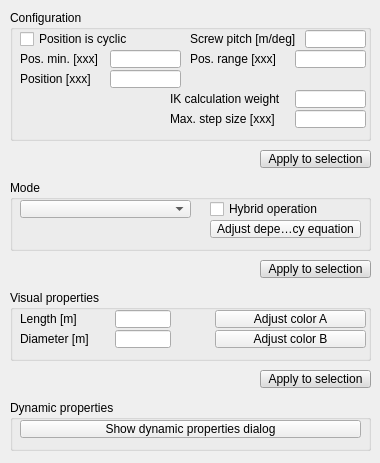
Above: ui/qdlgjoints.ui from CoppeliaRobotics/coppeliaSimLib before the change. Below: the same form after it.
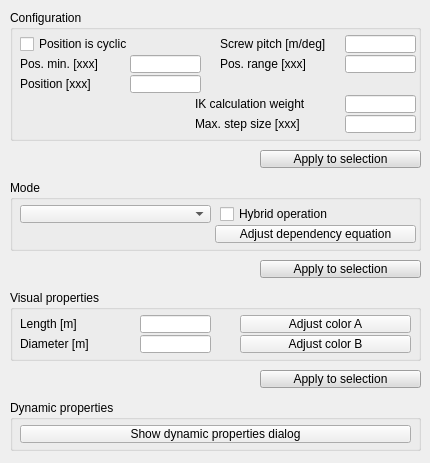
That is the form after the change.

Patch:
```diff
--- a/ui/qdlgjoints.ui
+++ b/ui/qdlgjoints.ui
@@ -6,7 +6,7 @@
    <rect>
     <x>0</x>
     <y>0</y>
-    <width>380</width>
+    <width>430</width>
     <height>463</height>
    </rect>
   </property>
@@ -21,7 +21,7 @@
     <rect>
      <x>10</x>
      <y>10</y>
-     <width>361</width>
+     <width>411</width>
      <height>131</height>
     </rect>
    </property>
@@ -35,8 +35,8 @@
     <property name="geometry">
      <rect>
       <x>10</x>
-      <y>20</y>
-      <width>141</width>
+      <y>25</y>
+      <width>181</width>
       <height>18</height>
      </rect>
     </property>
@@ -50,9 +50,9 @@
    <widget class="QLabel" name="qqPitchLabel">
     <property name="geometry">
      <rect>
-      <x>180</x>
-      <y>20</y>
-      <width>111</width>
+      <x>210</x>
+      <y>25</y>
+      <width>125</width>
       <height>18</height>
      </rect>
     </property>
@@ -63,9 +63,9 @@
    <widget class="QLineEdit" name="qqPitch">
     <property name="geometry">
      <rect>
-      <x>295</x>
-      <y>20</y>
-      <width>61</width>
+      <x>335</x>
+      <y>25</y>
+      <width>71</width>
       <height>18</height>
      </rect>
     </property>
@@ -74,8 +74,8 @@
     <property name="geometry">
      <rect>
       <x>10</x>
-      <y>40</y>
-      <width>91</width>
+      <y>45</y>
+      <width>111</width>
       <height>18</height>
      </rect>
     </property>
@@ -86,8 +86,8 @@
    <widget class="QLineEdit" name="qqMinimum">
     <property name="geometry">
      <rect>
-      <x>100</x>
-      <y>40</y>
+      <x>120</x>
+      <y>45</y>
       <width>71</width>
       <height>18</height>
      </rect>
@@ -96,8 +96,8 @@
    <widget class="QLineEdit" name="qqRange">
     <property name="geometry">
      <rect>
-      <x>285</x>
-      <y>40</y>
+      <x>335</x>
+      <y>45</y>
       <width>71</width>
       <height>18</height>
      </rect>
@@ -106,9 +106,9 @@
    <widget class="QLabel" name="qqPosRangeLabel">
     <property name="geometry">
      <rect>
-      <x>180</x>
-      <y>40</y>
-      <width>101</width>
+      <x>210</x>
+      <y>45</y>
+      <width>125</width>
       <height>18</height>
      </rect>
     </property>
@@ -119,8 +119,8 @@
    <widget class="QLineEdit" name="qqPosition">
     <property name="geometry">
      <rect>
-      <x>100</x>
-      <y>60</y>
+      <x>120</x>
+      <y>65</y>
       <width>71</width>
       <height>18</height>
      </rect>
@@ -130,8 +130,8 @@
     <property name="geometry">
      <rect>
       <x>10</x>
-      <y>60</y>
-      <width>91</width>
+      <y>65</y>
+      <width>111</width>
       <height>18</height>
      </rect>
     </property>
@@ -142,8 +142,8 @@
    <widget class="QLineEdit" name="qqIkWeight">
     <property name="geometry">
      <rect>
-      <x>285</x>
-      <y>80</y>
+      <x>335</x>
+      <y>85</y>
       <width>71</width>
       <height>18</height>
      </rect>
@@ -152,9 +152,9 @@
    <widget class="QLabel" name="label_8">
     <property name="geometry">
      <rect>
-      <x>160</x>
-      <y>80</y>
-      <width>121</width>
+      <x>185</x>
+      <y>85</y>
+      <width>151</width>
       <height>18</height>
      </rect>
     </property>
@@ -165,8 +165,8 @@
    <widget class="QLineEdit" name="qqMaxStepSize">
     <property name="geometry">
      <rect>
-      <x>285</x>
-      <y>100</y>
+      <x>335</x>
+      <y>105</y>
       <width>71</width>
       <height>18</height>
      </rect>
@@ -175,9 +175,9 @@
    <widget class="QLabel" name="qqStepSizeLabel">
     <property name="geometry">
      <rect>
-      <x>160</x>
-      <y>100</y>
-      <width>121</width>
+      <x>185</x>
+      <y>105</y>
+      <width>151</width>
       <height>18</height>
      </rect>
     </property>
@@ -191,7 +191,7 @@
     <rect>
      <x>10</x>
      <y>180</y>
-     <width>361</width>
+     <width>411</width>
      <height>71</height>
     </rect>
    </property>
@@ -205,8 +205,8 @@
     <property name="geometry">
      <rect>
       <x>10</x>
-      <y>20</y>
-      <width>171</width>
+      <y>25</y>
+      <width>191</width>
       <height>18</height>
      </rect>
     </property>
@@ -214,9 +214,9 @@
    <widget class="QCheckBox" name="qqHybrid">
     <property name="geometry">
      <rect>
-      <x>200</x>
-      <y>20</y>
-      <width>151</width>
+      <x>210</x>
+      <y>25</y>
+      <width>191</width>
       <height>18</height>
      </rect>
     </property>
@@ -230,9 +230,9 @@
    <widget class="QToolButton" name="qqAdjustDependency">
     <property name="geometry">
      <rect>
-      <x>200</x>
-      <y>40</y>
-      <width>151</width>
+      <x>205</x>
+      <y>45</y>
+      <width>201</width>
       <height>18</height>
      </rect>
     </property>
@@ -249,7 +249,7 @@
     <rect>
      <x>10</x>
      <y>400</y>
-     <width>361</width>
+     <width>411</width>
      <height>51</height>
     </rect>
    </property>
@@ -263,8 +263,8 @@
     <property name="geometry">
      <rect>
       <x>10</x>
-      <y>20</y>
-      <width>341</width>
+      <y>25</y>
+      <width>391</width>
       <height>18</height>
      </rect>
     </property>
@@ -284,7 +284,7 @@
     <rect>
      <x>10</x>
      <y>290</y>
-     <width>361</width>
+     <width>411</width>
      <height>71</height>
     </rect>
    </property>
@@ -297,9 +297,9 @@
    <widget class="QLineEdit" name="qqDiameter">
     <property name="geometry">
      <rect>
-      <x>105</x>
-      <y>40</y>
-      <width>56</width>
+      <x>130</x>
+      <y>45</y>
+      <width>71</width>
       <height>18</height>
      </rect>
     </property>
@@ -307,9 +307,9 @@
    <widget class="QLineEdit" name="qqLength">
     <property name="geometry">
      <rect>
-      <x>105</x>
-      <y>20</y>
-      <width>56</width>
+      <x>130</x>
+      <y>25</y>
+      <width>71</width>
       <height>18</height>
      </rect>
     </property>
@@ -318,8 +318,8 @@
     <property name="geometry">
      <rect>
       <x>10</x>
-      <y>40</y>
-      <width>91</width>
+      <y>45</y>
+      <width>121</width>
       <height>18</height>
      </rect>
     </property>
@@ -331,8 +331,8 @@
     <property name="geometry">
      <rect>
       <x>10</x>
-      <y>20</y>
-      <width>91</width>
+      <y>25</y>
+      <width>121</width>
       <height>18</height>
      </rect>
     </property>
@@ -343,9 +343,9 @@
    <widget class="QToolButton" name="qqAdjustColorB">
     <property name="geometry">
      <rect>
-      <x>205</x>
-      <y>40</y>
-      <width>151</width>
+      <x>230</x>
+      <y>45</y>
+      <width>171</width>
       <height>18</height>
      </rect>
     </property>
@@ -359,9 +359,9 @@
    <widget class="QToolButton" name="qqAdjustColorA">
     <property name="geometry">
      <rect>
-      <x>205</x>
-      <y>20</y>
-      <width>151</width>
+      <x>230</x>
+      <y>25</y>
+      <width>171</width>
       <height>18</height>
      </rect>
     </property>
@@ -378,7 +378,7 @@
     <rect>
      <x>260</x>
      <y>150</y>
-     <width>111</width>
+     <width>161</width>
      <height>18</height>
     </rect>
    </property>
@@ -520,6 +520,15 @@
         </color>
        </brush>
       </colorrole>
+      <colorrole role="PlaceholderText">
+       <brush brushstyle="NoBrush">
+        <color alpha="128">
+         <red>0</red>
+         <green>0</green>
+         <blue>0</blue>
+        </color>
+       </brush>
+      </colorrole>
      </active>
      <inactive>
       <colorrole role="WindowText">
@@ -657,6 +666,15 @@
         </color>
        </brush>
       </colorrole>
+      <colorrole role="PlaceholderText">
+       <brush brushstyle="NoBrush">
+        <color alpha="128">
+         <red>0</red>
+         <green>0</green>
+         <blue>0</blue>
+        </color>
+       </brush>
+      </colorrole>
      </inactive>
      <disabled>
       <colorrole role="WindowText">
@@ -794,6 +812,15 @@
         </color>
        </brush>
       </colorrole>
+      <colorrole role="PlaceholderText">
+       <brush brushstyle="NoBrush">
+        <color alpha="128">
+         <red>0</red>
+         <green>0</green>
+         <blue>0</blue>
+        </color>
+       </brush>
+      </colorrole>
      </disabled>
     </palette>
    </property>
@@ -809,7 +836,7 @@
     <rect>
      <x>260</x>
      <y>260</y>
-     <width>111</width>
+     <width>161</width>
      <height>18</height>
     </rect>
    </property>
@@ -951,6 +978,15 @@
         </color>
        </brush>
       </colorrole>
+      <colorrole role="PlaceholderText">
+       <brush brushstyle="NoBrush">
+        <color alpha="128">
+         <red>0</red>
+         <green>0</green>
+         <blue>0</blue>
+        </color>
+       </brush>
+      </colorrole>
      </active>
      <inactive>
       <colorrole role="WindowText">
@@ -1088,6 +1124,15 @@
         </color>
        </brush>
       </colorrole>
+      <colorrole role="PlaceholderText">
+       <brush brushstyle="NoBrush">
+        <color alpha="128">
+         <red>0</red>
+         <green>0</green>
+         <blue>0</blue>
+        </color>
+       </brush>
+      </colorrole>
      </inactive>
      <disabled>
       <colorrole role="WindowText">
@@ -1225,6 +1270,15 @@
         </color>
        </brush>
       </colorrole>
+      <colorrole role="PlaceholderText">
+       <brush brushstyle="NoBrush">
+        <color alpha="128">
+         <red>0</red>
+         <green>0</green>
+         <blue>0</blue>
+        </color>
+       </brush>
+      </colorrole>
      </disabled>
     </palette>
    </property>
@@ -1240,7 +1294,7 @@
     <rect>
      <x>260</x>
      <y>370</y>
-     <width>111</width>
+     <width>161</width>
      <height>18</height>
     </rect>
    </property>
@@ -1382,6 +1436,15 @@
         </color>
        </brush>
       </colorrole>
+      <colorrole role="PlaceholderText">
+       <brush brushstyle="NoBrush">
+        <color alpha="128">
+         <red>0</red>
+         <green>0</green>
+         <blue>0</blue>
+        </color>
+       </brush>
+      </colorrole>
      </active>
      <inactive>
       <colorrole role="WindowText">
@@ -1519,6 +1582,15 @@
         </color>
        </brush>
       </colorrole>
+      <colorrole role="PlaceholderText">
+       <brush brushstyle="NoBrush">
+        <color alpha="128">
+         <red>0</red>
+         <green>0</green>
+         <blue>0</blue>
+        </color>
+       </brush>
+      </colorrole>
      </inactive>
      <disabled>
       <colorrole role="WindowText">
@@ -1656,6 +1728,15 @@
         </color>
        </brush>
       </colorrole>
+      <colorrole role="PlaceholderText">
+       <brush brushstyle="NoBrush">
+        <color alpha="128">
+         <red>0</red>
+         <green>0</green>
+         <blue>0</blue>
+        </color>
+       </brush>
+      </colorrole>
      </disabled>
     </palette>
    </property>
```
